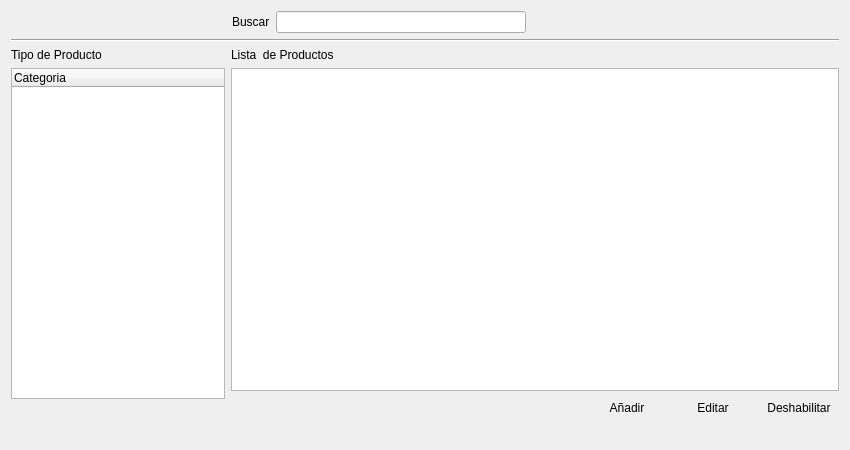
First picture: the form in ui_producto.ui, repository benArambide/ProyFinal-IS2, before the edit.
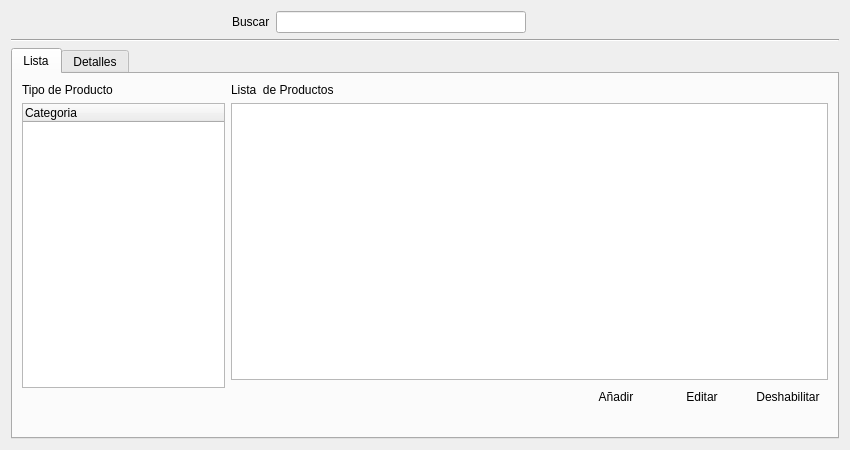
Second picture: the form after the edit. Icons and pictures are not drawn.

Commit message: uis formateto final

What changed in the file:
```diff
--- a/ui_producto.ui
+++ b/ui_producto.ui
@@ -13,10 +13,10 @@
   <property name="windowTitle">
    <string>Form</string>
   </property>
+  <layout class="QGridLayout" name="gridLayout_14">
+   <item row="0" column="0">
   <layout class="QGridLayout" name="gridLayout_13">
    <item row="0" column="0">
-    <layout class="QGridLayout" name="gridLayout_12">
-     <item row="0" column="0">
       <layout class="QGridLayout" name="gridLayout_11">
        <item row="0" column="0">
         <spacer name="horizontalSpacer_5">
@@ -115,10 +115,20 @@
       </widget>
      </item>
      <item row="2" column="0">
+      <widget class="QTabWidget" name="tabWidget">
+       <property name="currentIndex">
+        <number>0</number>
+       </property>
+       <widget class="QWidget" name="Tab1">
+        <attribute name="title">
+         <string>Lista</string>
+        </attribute>
+        <layout class="QGridLayout" name="gridLayout_12">
+         <item row="0" column="0">
       <layout class="QGridLayout" name="gridLayout_9">
        <item row="0" column="0">
         <layout class="QGridLayout" name="gridLayout_7">
-         <item row="2" column="0">
+             <item row="1" column="0">
           <spacer name="horizontalSpacer_3">
            <property name="orientation">
             <enum>Qt::Horizontal</enum>
@@ -134,7 +144,7 @@
            </property>
           </spacer>
          </item>
-         <item row="1" column="0">
+             <item row="0" column="0">
           <layout class="QGridLayout" name="gridLayout_6">
            <item row="0" column="0">
             <layout class="QGridLayout" name="gridLayout_3">
@@ -316,8 +326,19 @@
       </layout>
      </item>
     </layout>
-   </item>
-  </layout>
+       </widget>
+       <widget class="QWidget" name="tab_2">
+        <attribute name="title">
+         <string>Detalles</string>
+        </attribute>
+       </widget>
+      </widget>
+     </item>
+    </layout>
+   </item>
+  </layout>
+  <zorder></zorder>
+  <zorder>tabWidget</zorder>
  </widget>
  <resources>
   <include location="Icons/Icons.qrc"/>
```
Lines whose indentation alone changed are shown as unchanged. The commit also changes 4 other files.
